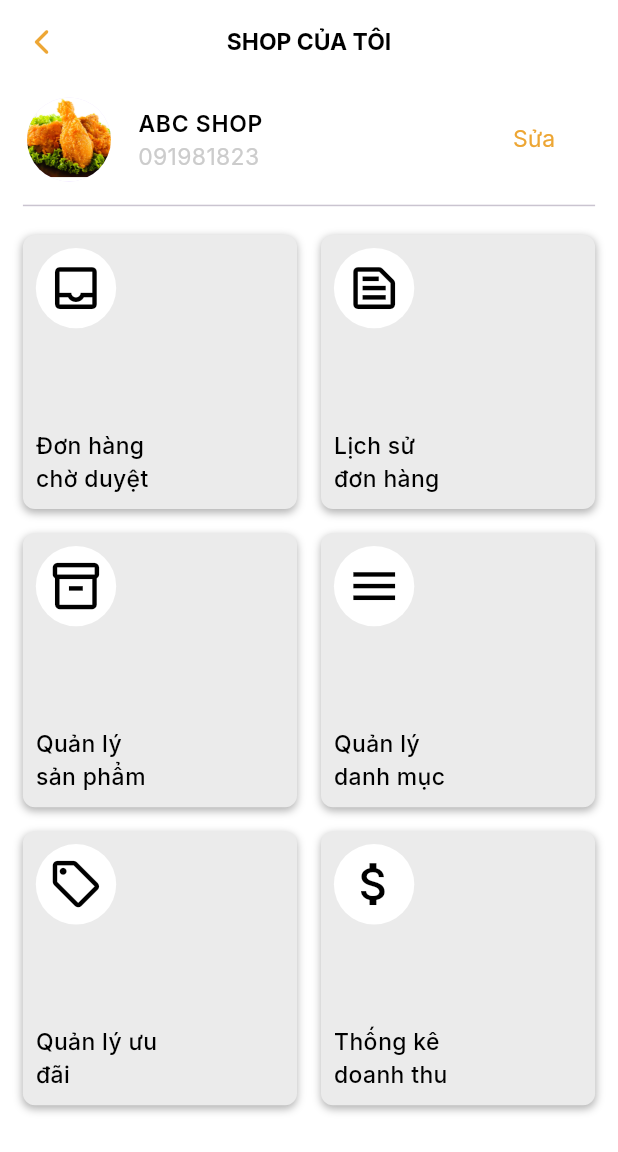
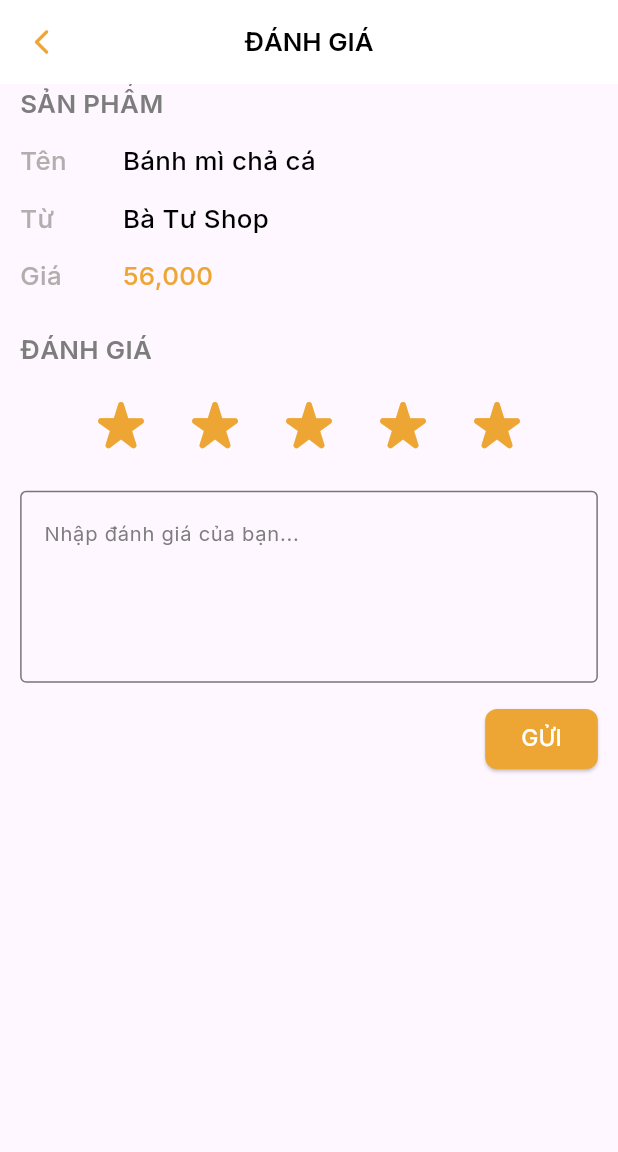
Before and after one commit to QuaiAng/All-Food, a Flutter app: the screen it shows after launch, on a phone screen of 412 x 824 dp. Shown: the top 1152 px of the screen. Run offline on Flutter 3.47's test engine with Material 3 defaults, Android fonts, the phone set to English and light mode, and no system bars; our stand-ins replace animated_splash_screen, flutter_slidable, google_fonts, lottie, pinput, sizer and 1 more.

Commit message:
add feedbackscreen, feedbackviewmodel, update file name

```diff
--- a/fastfoodapp/lib/app_router.dart
+++ b/fastfoodapp/lib/app_router.dart
@@ -3,6 +3,7 @@ import 'package:fastfoodapp/presentation/pages/cartscreen.dart';
 import 'package:fastfoodapp/presentation/pages/detailistproduct.dart';
 import 'package:fastfoodapp/presentation/pages/detailvoucherscreen.dart';
 import 'package:fastfoodapp/presentation/pages/editinfoscreen.dart';
+import 'package:fastfoodapp/presentation/pages/feedbackscreen.dart';
 import 'package:fastfoodapp/presentation/pages/forgotpassword.dart';
 import 'package:fastfoodapp/presentation/pages/homescreen.dart';
 import 'package:fastfoodapp/presentation/pages/listfoodofshopscreen.dart';
@@ -43,7 +44,8 @@ class RouteName {
   static const String settingScreen = "/setting";
   static const String detailShopScreen = "/detailShop";
   static const String addressScreen = "/address";
-  static const String ShopManagementScreen = "/shopmanagement";
+  static const String shopManagementScreen = "/shopmanagement";
+  static const String feedBackscreen = "/feedback";
 }
 
 class AppRouter {
@@ -128,8 +130,10 @@ class AppRouter {
       case RouteName.addressScreen:
         return MaterialPageRoute(builder: (_) => const Addressscreen());
 
-      case RouteName.ShopManagementScreen:
+      case RouteName.shopManagementScreen:
         return MaterialPageRoute(builder: (_) => Shopmanagementscreen());
+      case RouteName.feedBackscreen:
+        return MaterialPageRoute(builder: (_) => Feedbackscreen());
       default:
         return MaterialPageRoute(
           builder: (_) => const Scaffold(
--- a/fastfoodapp/lib/main.dart
+++ b/fastfoodapp/lib/main.dart
@@ -1,5 +1,6 @@
 import 'package:fastfoodapp/app_router.dart';
 import 'package:fastfoodapp/presentation/states/dataprovider.dart';
+import 'package:fastfoodapp/presentation/states/feedbackviewmodel.dart';
 import 'package:fastfoodapp/presentation/states/provider.dart';
 import 'package:flutter/material.dart';
 import 'package:provider/provider.dart';
@@ -11,6 +12,7 @@ void main() {
       providers: [
         ChangeNotifierProvider(create: (_) => AppProvier()),
         ChangeNotifierProvider(create: (_) => Dataprovider()),
+        ChangeNotifierProvider(create: (_) => Feedbackviewmodel()),
       ],
       child: const MainApp(),
     ),
@@ -24,7 +26,7 @@ class MainApp extends StatelessWidget {
   Widget build(BuildContext context) {
     return Sizer(builder: (context, orientation, deviceType) {
       return MaterialApp(
-        initialRoute: RouteName.ShopManagementScreen,
+        initialRoute: RouteName.feedBackscreen,
         onGenerateRoute: AppRouter.generateRoute,
         debugShowCheckedModeBanner: false,
       );
--- /dev/null
+++ b/fastfoodapp/lib/presentation/pages/feedbackscreen.dart
@@ -0,0 +1,188 @@
+import 'package:fastfoodapp/presentation/pages/paymentscreen.dart';
+import 'package:fastfoodapp/presentation/states/feedbackviewmodel.dart';
+import 'package:fastfoodapp/presentation/widgets/buttonLogin.dart';
+import 'package:fastfoodapp/res/colors.dart';
+import 'package:fastfoodapp/res/size.dart';
+import 'package:fastfoodapp/res/styles.dart';
+import 'package:flutter/material.dart';
+import 'package:provider/provider.dart';
+import 'package:sizer/sizer.dart';
+
+class Feedbackscreen extends StatelessWidget {
+  @override
+  Widget build(BuildContext context) {
+    var feedbackviewmodel =
+        Provider.of<Feedbackviewmodel>(context, listen: true);
+
+    return Scaffold(
+      appBar: AppBar(
+        centerTitle: true,
+        title: Text(
+          "ĐÁNH GIÁ",
+          style: StylesOfWidgets.textStyle1(
+              fs: SizeOfWidget.sizeOfH2, fw: FontWeight.w600),
+        ),
+        backgroundColor: AppColors.backgroundColor,
+        surfaceTintColor: AppColors.backgroundColor,
+        shadowColor: Colors.grey,
+        leading: IconButton(
+          onPressed: () {
+            Navigator.pop(context);
+          },
+          icon: const Icon(
+            Icons.arrow_back_ios_rounded,
+            color: AppColors.primaryColor,
+            size: 20,
+          ),
+        ),
+      ),
+      body: SingleChildScrollView(
+        child: Padding(
+          padding: EdgeInsets.symmetric(horizontal: 15.sp),
+          child: Column(
+            crossAxisAlignment: CrossAxisAlignment.start,
+            children: [
+              Text(
+                "SẢN PHẨM",
+                style: StylesOfWidgets.textStyle1(
+                    fs: SizeOfWidget.sizeOfH2,
+                    fw: FontWeight.w600,
+                    clr: AppColors.gray),
+              ),
+              SizedBox(height: 15.sp),
+              Row(
+                crossAxisAlignment: CrossAxisAlignment.start,
+                children: [
+                  Column(
+                    crossAxisAlignment: CrossAxisAlignment.start,
+                    children: [
+                      Text(
+                        "Tên",
+                        style: StylesOfWidgets.textStyle1(
+                          fs: SizeOfWidget.sizeOfH2,
+                          fw: FontWeight.w500,
+                          clr: const Color.fromRGBO(177, 174, 174, 1),
+                        ),
+                      ),
+                      SizedBox(height: 15.sp),
+                      Text(
+                        "Từ",
+                        style: StylesOfWidgets.textStyle1(
+                          fs: SizeOfWidget.sizeOfH2,
+                          fw: FontWeight.w500,
+                          clr: const Color.fromRGBO(177, 174, 174, 1),
+                        ),
+                      ),
+                      SizedBox(height: 15.sp),
+                      Text(
+                        "Giá",
+                        style: StylesOfWidgets.textStyle1(
+                          fs: SizeOfWidget.sizeOfH2,
+                          fw: FontWeight.w500,
+                          clr: const Color.fromRGBO(177, 174, 174, 1),
+                        ),
+                      ),
+                    ],
+                  ),
+                  SizedBox(width: 25.sp),
+                  Column(
+                    crossAxisAlignment: CrossAxisAlignment.start,
+                    children: [
+                      Text(
+                        "Bánh mì chả cá",
+                        style: StylesOfWidgets.textStyle1(
+                            fs: SizeOfWidget.sizeOfH2,
+                            fw: FontWeight.w500,
+                            clr: Colors.black),
+                      ),
+                      SizedBox(height: 15.sp),
+                      Text(
+                        "Bà Tư Shop",
+                        style: StylesOfWidgets.textStyle1(
+                            fs: SizeOfWidget.sizeOfH2,
+                            fw: FontWeight.w500,
+                            clr: Colors.black),
+                      ),
+                      SizedBox(height: 15.sp),
+                      Text(
+                        "56,000",
+                        style: StylesOfWidgets.textStyle1(
+                            fs: SizeOfWidget.sizeOfH2,
+                            fw: FontWeight.w500,
+                            clr: AppColors.primaryColor),
+                      ),
+                    ],
+                  ),
+                ],
+              ),
+              SizedBox(height: 20.sp),
+              Text(
+                "ĐÁNH GIÁ",
+                style: StylesOfWidgets.textStyle1(
+                    fs: SizeOfWidget.sizeOfH2,
+                    fw: FontWeight.w600,
+                    clr: AppColors.gray),
+              ),
+              SizedBox(height: 10.sp),
+              Row(
+                mainAxisAlignment: MainAxisAlignment.center,
+                children: List.generate(5, (index) {
+                  return IconButton(
+                    onPressed: () {
+                      feedbackviewmodel.updateSelectedStar(index + 1);
+                    },
+                    icon: Icon(
+                      index < feedbackviewmodel.selectedStars
+                          ? Icons.star_rate_rounded
+                          : Icons.star_border_purple500_rounded,
+                      color: index < feedbackviewmodel.selectedStars
+                          ? AppColors.primaryColor
+                          : AppColors.gray,
+                      size: 28.sp,
+                    ),
+                  );
+                }),
+              ),
+              SizedBox(height: 15.sp),
+              TextField(
+                decoration: InputDecoration(
+                  hintText: 'Nhập đánh giá của bạn...',
+                  hintStyle: StylesOfWidgets.textStyle1(
+                    fs: SizeOfWidget.sizeOfH4,
+                    fw: FontWeight.w400,
+                    clr: AppColors.gray,
+                  ),
+                  border: OutlineInputBorder(),
+                ),
+                maxLines: 4,
+              ),
+              SizedBox(height: 15.sp),
+              Row(
+                mainAxisAlignment:
+                    MainAxisAlignment.end, // Đặt nút về phía tay phải
+                children: [
+                  ElevatedButton(
+                    onPressed: () {
+                      // Xử lý gửi đánh giá
+
+                      print('Số sao đã chọn: ${feedbackviewmodel.selectedStars}');
+                    },
+                    style: ElevatedButton.styleFrom(
+                        backgroundColor: AppColors.primaryColor,
+                        shape: RoundedRectangleBorder(
+                            borderRadius: BorderRadius.circular(8))),
+                    child: Text('GỬI',
+                        style: StylesOfWidgets.textStyle1(
+                            fs: SizeOfWidget.sizeOfH3,
+                            fw: FontWeight.w500,
+                            clr: AppColors.backgroundColor)),
+                  ),
+                ],
+              ),
+            ],
+          ),
+        ),
+      ),
+    );
+  }
+}
--- a/fastfoodapp/lib/presentation/pages/paymentscreen.dart
+++ b/fastfoodapp/lib/presentation/pages/paymentscreen.dart
@@ -1,8 +1,8 @@
 import 'package:fastfoodapp/app_router.dart';
 import 'package:fastfoodapp/presentation/states/provider.dart';
 import 'package:fastfoodapp/presentation/widgets/buttonlogin.dart';
-import 'package:fastfoodapp/presentation/widgets/itemrow.dart';
-import 'package:fastfoodapp/presentation/widgets/pricerow.dart';
+import 'package:fastfoodapp/presentation/widgets/iteminpaymentscreen.dart';
+import 'package:fastfoodapp/presentation/widgets/otherprice.dart';
 import 'package:fastfoodapp/res/colors.dart';
 import 'package:fastfoodapp/res/size.dart';
 import 'package:fastfoodapp/res/styles.dart';
--- /dev/null
+++ b/fastfoodapp/lib/presentation/states/feedbackviewmodel.dart
@@ -0,0 +1,11 @@
+import 'package:flutter/material.dart';
+
+class Feedbackviewmodel extends ChangeNotifier {
+  static int _selectedStars = 5;
+  int get selectedStars => _selectedStars;
+
+  void updateSelectedStar(int stars) {
+    _selectedStars = stars;
+    notifyListeners();
+  }
+}
```
Also changed, not shown: fastfoodapp/lib/presentation/widgets/iteminpaymentscreen.dart (renamed from fastfoodapp/lib/presentation/widgets/itemRow.dart), fastfoodapp/lib/presentation/widgets/otherprice.dart (renamed from fastfoodapp/lib/presentation/widgets/priceRow.dart).
